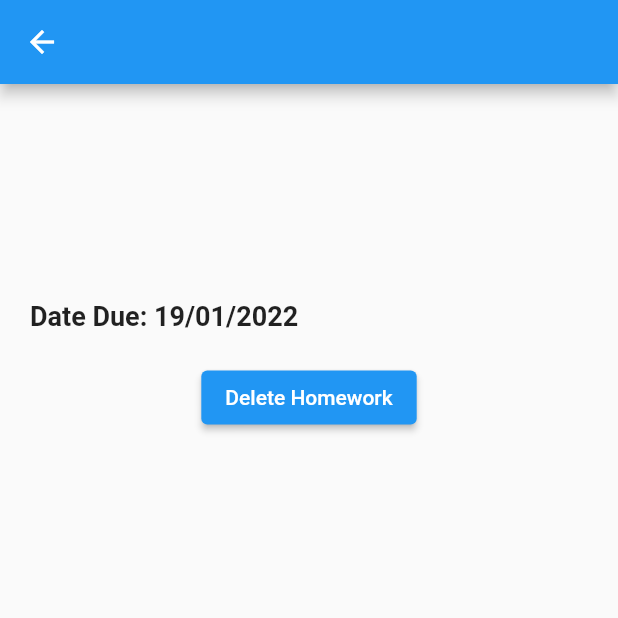
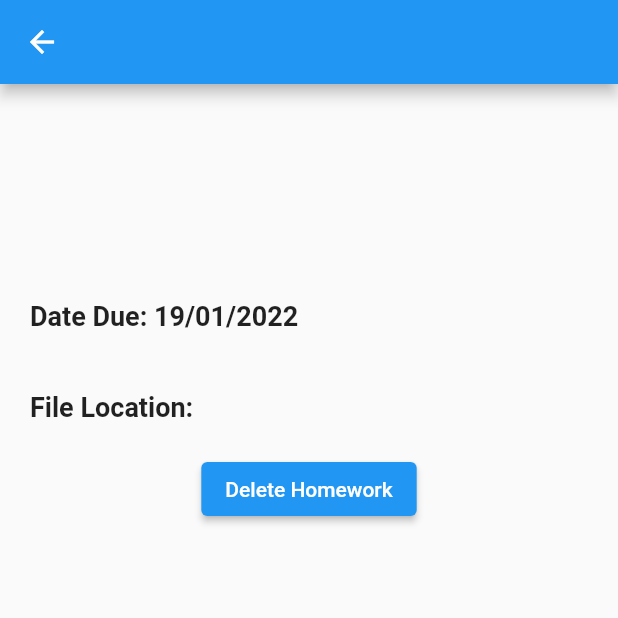
Before and after one commit to ir0nstone/homework_planner, a Flutter app: the ViewHwkInfo screen opened directly with empty values, on a phone screen of 412 x 824 dp, the top half of it. Run offline on Flutter 3.47's test engine with Material 2 defaults, Android fonts, the phone set to English and light mode, and no system bars; our stand-ins replace flutter_local_notifications, hive, hive_flutter, image_picker, timezone; accounts and stored records are empty.

Commit message:
Add Photos
Can now save path of single photo taken or added into Hive

```diff
--- a/lib/main.dart
+++ b/lib/main.dart
@@ -15,7 +15,7 @@ main() async {
   await Hive.initFlutter();
   Hive.registerAdapter(HomeworkAdapter());
 
-  await Hive.openBox('homework');
+  await DBManager.openHomeworkBox();
 
   runApp(const MaterialApp(
     home: ViewHwk(),
@@ -95,7 +95,7 @@ class ViewHwkState extends State<ViewHwk> {
       onPressed: () {
         Navigator.push(
             context,
-            MaterialPageRoute(builder: (context) => const NewHwk())
+            MaterialPageRoute(builder: (context) => NewHwk())
         ).then((_) => setState(() {}));
       },
     );
--- a/lib/models/homework_model.dart
+++ b/lib/models/homework_model.dart
@@ -9,12 +9,14 @@ class Homework {
   @HiveField(1) final String description;
   @HiveField(2) final String subject;
   @HiveField(3) final DateTime dueDate;
+  @HiveField(4) final String imagePath;
 
   Homework({
     required this.title,
     required this.description,
     required this.subject,
-    required this.dueDate
+    required this.dueDate,
+    required this.imagePath
   });
 
   String get formattedDate {
--- a/lib/models/model_manager.dart
+++ b/lib/models/model_manager.dart
@@ -3,7 +3,11 @@ import 'package:hive/hive.dart';
 import 'homework_model.dart';
 
 class DBManager {
-  static const String hwkBoxName = 'homework';
+  static const String hwkBoxName = 'homework2';
+
+  static openHomeworkBox() async {
+    await Hive.openBox(hwkBoxName);
+  }
 
   static addHomework(Homework hwk) async {
     var box = Hive.box(hwkBoxName);
--- a/lib/view_hwk.dart
+++ b/lib/view_hwk.dart
@@ -39,6 +39,14 @@ class ViewHwkInfo extends StatelessWidget {
                 style: const TextStyle(fontSize: 18, fontWeight: FontWeight.w600)
             ),
           ),
+          Container(
+            padding: const EdgeInsets.all(20),
+            alignment: Alignment.centerLeft,
+            child: Text(
+                'File Location: ' + hwk.imagePath,
+                style: const TextStyle(fontSize: 18, fontWeight: FontWeight.w600)
+            ),
+          ),
           ElevatedButton(
             child: const Text('Delete Homework'),
             onPressed: () {
--- a/pubspec.yaml
+++ b/pubspec.yaml
@@ -38,7 +38,7 @@ dependencies:
   path_provider: ^2.0.8
   build_runner: ^2.1.7
   flutter_local_notifications: ^9.1.5
-  camera: ^0.9.4+5
+  image_picker: 0.8.4+4
 
   # The following adds the Cupertino Icons font to your application.
   # Use with the CupertinoIcons class for iOS style icons.
```
Also changed, not shown: lib/new_hwk.dart (+20 -12 lines), lib/take_photo.dart (added, +43 -0 lines), lib/models/homework_model.g.dart, pubspec.lock, 1 other file.
